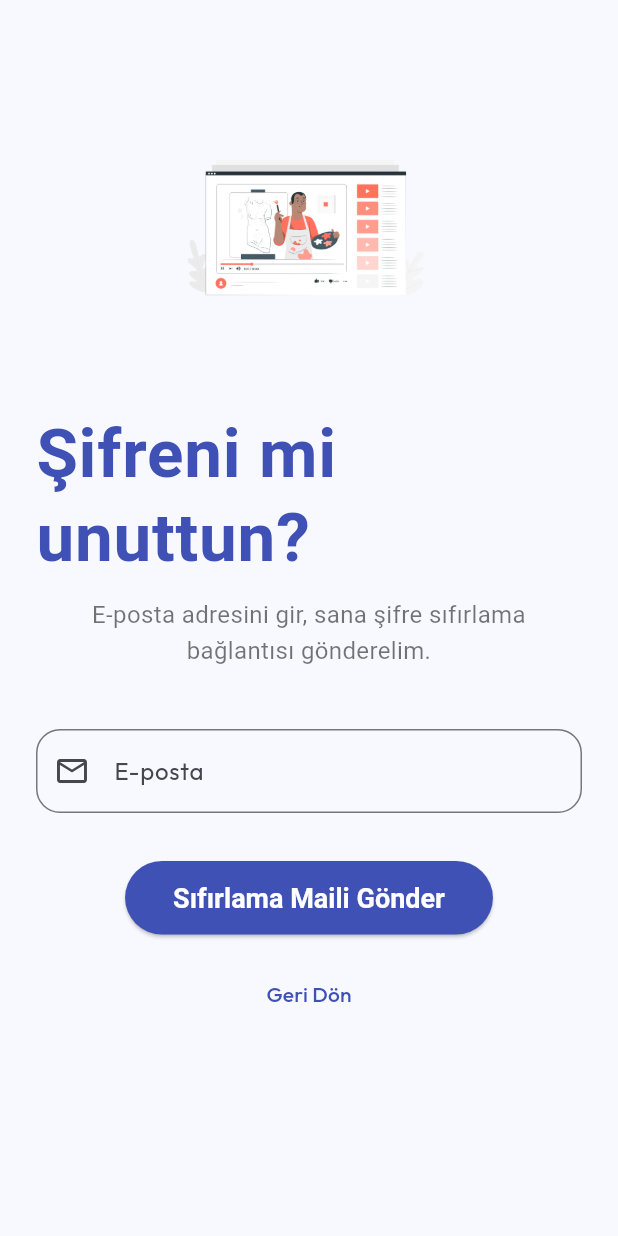
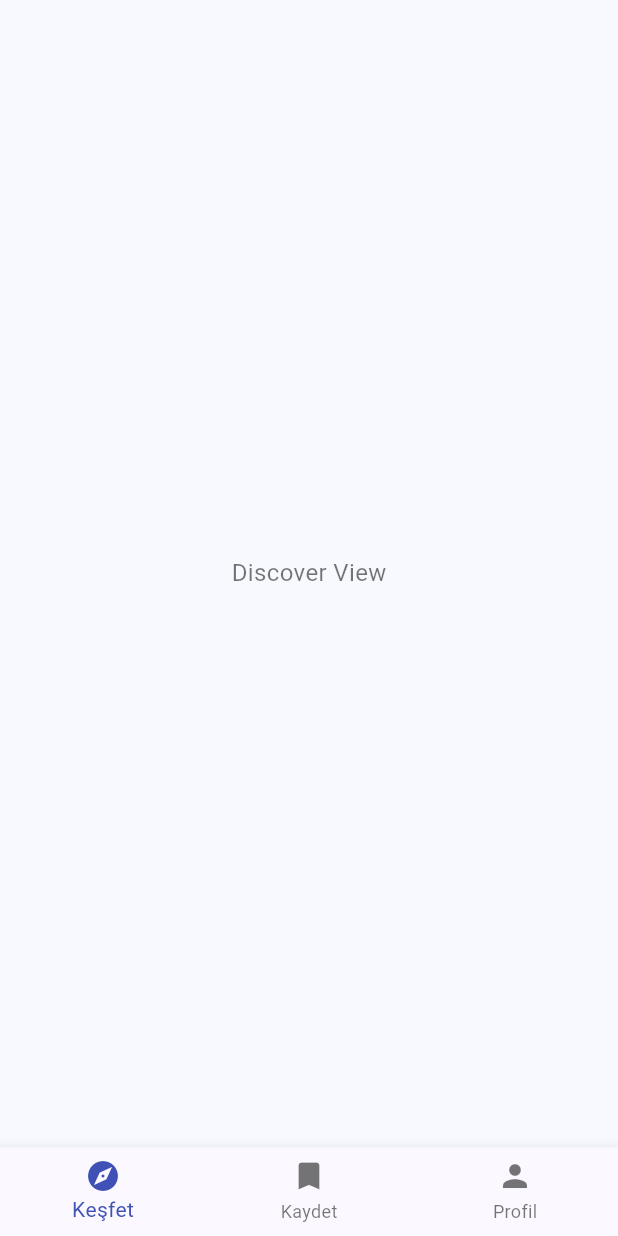
Before and after one commit to bunyaminkarahanli/what_to_watch, a Flutter app: the screen it shows after launch, on a phone screen of 412 x 824 dp. Run offline on Flutter 3.47's test engine with Material 3 defaults, Android fonts, the phone set to English and light mode, and no system bars; our stand-ins replace google_fonts.

Commit message:
bottom bar ekranı yapıldı

```diff
--- a/lib/app.dart
+++ b/lib/app.dart
@@ -3,6 +3,7 @@ import 'package:google_fonts/google_fonts.dart';
 import 'package:what_to_watch/auth/forgotpassword/view/forgot_password_view.dart';
 import 'package:what_to_watch/auth/signin/view/signin_view.dart';
 import 'package:what_to_watch/auth/signup/view/signup_view.dart';
+import 'package:what_to_watch/home/bottom_bar_view.dart';
 
 class MyApp extends StatelessWidget {
   const MyApp({super.key});
@@ -68,7 +69,7 @@ class MyApp extends StatelessWidget {
           ),
         ),
       ),
-      home: ForgotPasswordView(),
+      home: BottomBarView(),
     );
   }
 }
--- a/lib/auth/forgotpassword/view/forgot_password_view.dart
+++ b/lib/auth/forgotpassword/view/forgot_password_view.dart
@@ -35,7 +35,37 @@ class _ForgotPasswordViewState extends State<ForgotPasswordView> {
               const SizedBox(height: 40),
               Form(
                 key: _formKey,
-                child: TextFormField(
+                child: mailBuild(),
+              ),
+              const SizedBox(height: 32),
+              sendButtonBuild(),
+              const SizedBox(height: 16),
+              comeBackButtonBuild(context),
+            ],
+          ),
+        ),
+      ),
+    );
+  }
+
+  TextButton comeBackButtonBuild(BuildContext context) {
+    return TextButton(
+              onPressed: () => Navigator.pop(context),
+              child: const Text("Geri Dön"),
+            );
+  }
+
+  ElevatedButton sendButtonBuild() {
+    return ElevatedButton(
+              onPressed: () {
+                if (_formKey.currentState!.validate()) {}
+              },
+              child: const Text("Sıfırlama Maili Gönder"),
+            );
+  }
+
+  TextFormField mailBuild() {
+    return TextFormField(
                 controller: _emailController,
                 keyboardType: TextInputType.emailAddress,
                 decoration: InputDecoration(
@@ -53,24 +83,6 @@ class _ForgotPasswordViewState extends State<ForgotPasswordView> {
                   }
                   return null;
                 },
-                ),
-              ),
-              const SizedBox(height: 32),
-              ElevatedButton(
-                onPressed: () {
-                  if (_formKey.currentState!.validate()) {}
-                },
-                child: const Text("Sıfırlama Maili Gönder"),
-              ),
-              const SizedBox(height: 16),
-              TextButton(
-                onPressed: () => Navigator.pop(context),
-                child: const Text("Geri Dön"),
-              ),
-            ],
-          ),
-        ),
-      ),
               );
   }
 }
--- /dev/null
+++ b/lib/home/bottom_bar_view.dart
@@ -0,0 +1,41 @@
+import 'package:flutter/material.dart';
+import 'package:what_to_watch/screens/discover/view/discover_view.dart';
+import 'package:what_to_watch/screens/profile/view/profile_view.dart';
+import 'package:what_to_watch/screens/saved/view/saved_view.dart';
+
+class BottomBarView extends StatefulWidget {
+  const BottomBarView({super.key});
+
+  @override
+  State<BottomBarView> createState() => _BottomBarViewState();
+}
+
+class _BottomBarViewState extends State<BottomBarView> {
+  int _selectedIndex = 0;
+
+  final List<Widget> _pages = const [
+    DiscoverView(),
+    SavedView(),
+    ProfileView(),
+  ];
+
+  @override
+  Widget build(BuildContext context) {
+    return Scaffold(
+      body: _pages[_selectedIndex],
+      bottomNavigationBar: BottomNavigationBar(
+        currentIndex: _selectedIndex,
+        onTap: (index) {
+          setState(() {
+            _selectedIndex = index;
+          });
+        },
+        items: const [
+          BottomNavigationBarItem(icon: Icon(Icons.explore), label: 'Keşfet'),
+          BottomNavigationBarItem(icon: Icon(Icons.bookmark), label: 'Kaydet'),
+          BottomNavigationBarItem(icon: Icon(Icons.person), label: 'Profil'),
+        ],
+      ),
+    );
+  }
+}
--- a/lib/screens/discover/view/discover_view.dart
+++ b/lib/screens/discover/view/discover_view.dart
@@ -0,0 +1,15 @@
+import 'package:flutter/material.dart';
+
+class DiscoverView extends StatefulWidget {
+  const DiscoverView({super.key});
+
+  @override
+  State<DiscoverView> createState() => _DiscoverViewState();
+}
+
+class _DiscoverViewState extends State<DiscoverView> {
+  @override
+  Widget build(BuildContext context) {
+    return Scaffold(body: Center(child: Text('Discover View')));
+  }
+}
```
Also changed, not shown: lib/screens/profile/view/profile_view.dart (+19 -0 lines), lib/screens/saved/view/saved_view.dart (+15 -0 lines). Lines whose indentation alone changed are shown as unchanged.
